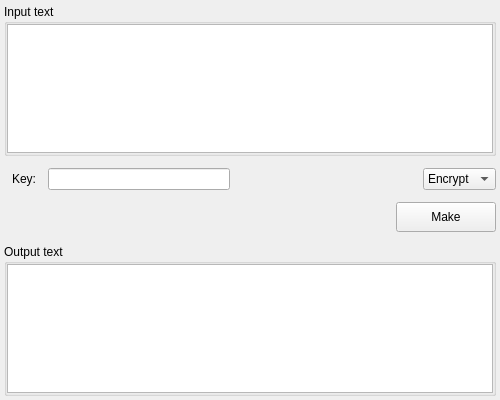
Old version of the form app/gui/symmetric/richelieu/richelieu.ui in the repository vasilypht/crypto-methods.
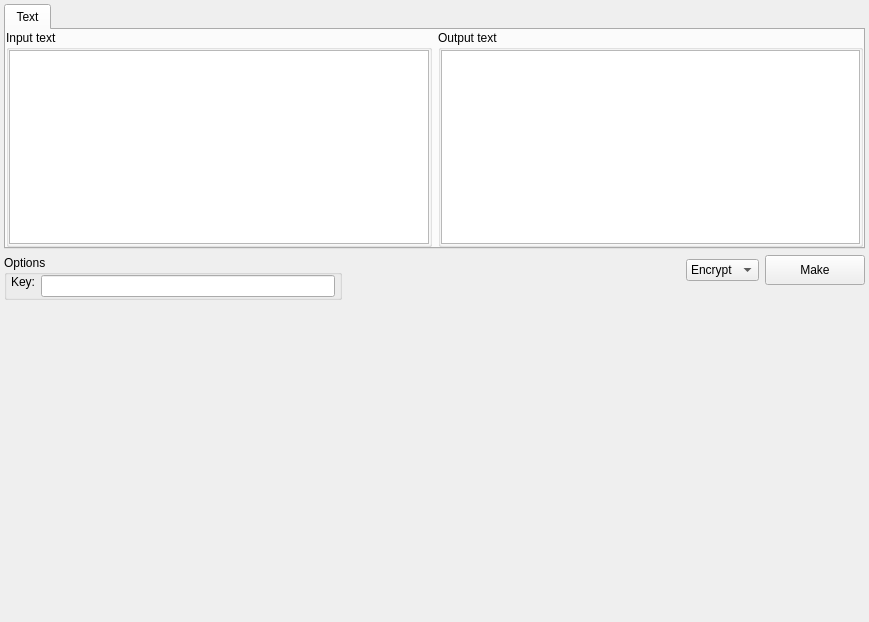
New version of the form.

Commit message: (Richelieu) Module redesign. Design in the form of a class, as well as a redesign of the widget

```diff
--- a/app/gui/symmetric/richelieu/richelieu.ui
+++ b/app/gui/symmetric/richelieu/richelieu.ui
@@ -6,17 +6,14 @@
    <rect>
     <x>0</x>
     <y>0</y>
-    <width>500</width>
-    <height>400</height>
+    <width>869</width>
+    <height>622</height>
    </rect>
   </property>
   <property name="windowTitle">
    <string>Form</string>
   </property>
-  <layout class="QVBoxLayout" name="verticalLayout">
-   <property name="spacing">
-    <number>12</number>
-   </property>
+  <layout class="QVBoxLayout" name="verticalLayout_4">
    <property name="leftMargin">
     <number>4</number>
    </property>
@@ -28,6 +25,31 @@
    </property>
    <property name="bottomMargin">
     <number>4</number>
+   </property>
+   <item>
+    <widget class="QTabWidget" name="tab_widget">
+     <property name="maximumSize">
+      <size>
+       <width>16777215</width>
+       <height>400</height>
+      </size>
+     </property>
+     <widget class="QWidget" name="tab_text">
+      <attribute name="title">
+       <string>Text</string>
+      </attribute>
+      <layout class="QHBoxLayout" name="horizontalLayout">
+       <property name="leftMargin">
+        <number>0</number>
+       </property>
+       <property name="topMargin">
+        <number>0</number>
+       </property>
+       <property name="rightMargin">
+        <number>0</number>
+       </property>
+       <property name="bottomMargin">
+        <number>0</number>
    </property>
    <item>
     <widget class="QGroupBox" name="group_box_input">
@@ -57,14 +79,86 @@
     </widget>
    </item>
    <item>
-    <layout class="QHBoxLayout" name="horizontal_layout_3">
+        <widget class="QGroupBox" name="group_box_output">
+         <property name="title">
+          <string>Output text</string>
+         </property>
+         <layout class="QVBoxLayout" name="verticalLayout_18">
      <property name="spacing">
-      <number>12</number>
+           <number>0</number>
      </property>
      <property name="leftMargin">
-      <number>8</number>
-     </property>
+           <number>0</number>
+          </property>
+          <property name="topMargin">
+           <number>0</number>
+          </property>
+          <property name="rightMargin">
+           <number>0</number>
+          </property>
+          <property name="bottomMargin">
+           <number>0</number>
+          </property>
      <item>
+           <widget class="QTextEdit" name="text_edit_output">
+            <property name="sizePolicy">
+             <sizepolicy hsizetype="Expanding" vsizetype="Expanding">
+              <horstretch>0</horstretch>
+              <verstretch>0</verstretch>
+             </sizepolicy>
+            </property>
+            <property name="readOnly">
+             <bool>true</bool>
+            </property>
+           </widget>
+          </item>
+         </layout>
+        </widget>
+       </item>
+      </layout>
+     </widget>
+    </widget>
+   </item>
+   <item>
+    <layout class="QHBoxLayout" name="horizontal_layout_1">
+     <item>
+      <layout class="QVBoxLayout" name="vertical_layout_1">
+       <item>
+        <widget class="QGroupBox" name="group_box_options">
+         <property name="maximumSize">
+          <size>
+           <width>400</width>
+           <height>16777215</height>
+          </size>
+         </property>
+         <property name="title">
+          <string>Options</string>
+         </property>
+         <layout class="QVBoxLayout" name="verticalLayout">
+          <property name="leftMargin">
+           <number>0</number>
+          </property>
+          <property name="topMargin">
+           <number>0</number>
+          </property>
+          <property name="rightMargin">
+           <number>0</number>
+          </property>
+          <property name="bottomMargin">
+           <number>0</number>
+          </property>
+          <item>
+           <layout class="QFormLayout" name="form_layout_options">
+            <property name="fieldGrowthPolicy">
+             <enum>QFormLayout::ExpandingFieldsGrow</enum>
+            </property>
+            <property name="leftMargin">
+             <number>4</number>
+            </property>
+            <property name="rightMargin">
+             <number>4</number>
+            </property>
+            <item row="0" column="0">
       <widget class="QLabel" name="label_key">
        <property name="sizePolicy">
         <sizepolicy hsizetype="Fixed" vsizetype="Fixed">
@@ -77,15 +171,41 @@
        </property>
       </widget>
      </item>
-     <item>
+            <item row="0" column="1">
       <widget class="QLineEdit" name="line_edit_key">
+              <property name="maximumSize">
+               <size>
+                <width>16777215</width>
+                <height>16777215</height>
+               </size>
+              </property>
        <property name="clearButtonEnabled">
         <bool>false</bool>
        </property>
       </widget>
      </item>
+           </layout>
+          </item>
+         </layout>
+        </widget>
+       </item>
      <item>
-      <spacer name="horizontal_spacer_3">
+        <spacer name="vertical_spacer_1">
+         <property name="orientation">
+          <enum>Qt::Vertical</enum>
+         </property>
+         <property name="sizeHint" stdset="0">
+          <size>
+           <width>20</width>
+           <height>40</height>
+          </size>
+         </property>
+        </spacer>
+       </item>
+      </layout>
+     </item>
+     <item>
+      <spacer name="horizontal_spacer_1">
        <property name="orientation">
         <enum>Qt::Horizontal</enum>
        </property>
@@ -97,6 +217,10 @@
        </property>
       </spacer>
      </item>
+     <item>
+      <layout class="QVBoxLayout" name="vertical_layout_2">
+       <item>
+        <layout class="QHBoxLayout" name="horizontal_layout_2">
      <item>
       <widget class="QComboBox" name="combo_box_mode">
        <property name="sizePolicy">
@@ -117,32 +241,6 @@
        </item>
       </widget>
      </item>
-    </layout>
-   </item>
-   <item>
-    <layout class="QHBoxLayout" name="horizontal_layout_2">
-     <property name="spacing">
-      <number>12</number>
-     </property>
-     <property name="leftMargin">
-      <number>8</number>
-     </property>
-     <property name="topMargin">
-      <number>0</number>
-     </property>
-     <item>
-      <spacer name="horizontal_spacer_2">
-       <property name="orientation">
-        <enum>Qt::Horizontal</enum>
-       </property>
-       <property name="sizeHint" stdset="0">
-        <size>
-         <width>40</width>
-         <height>20</height>
-        </size>
-       </property>
-      </spacer>
-     </item>
      <item>
       <widget class="QPushButton" name="button_make">
        <property name="sizePolicy">
@@ -165,41 +263,34 @@
     </layout>
    </item>
    <item>
-    <widget class="QGroupBox" name="group_box_output">
-     <property name="title">
-      <string>Output text</string>
-     </property>
-     <layout class="QVBoxLayout" name="verticalLayout_18">
-      <property name="spacing">
-       <number>0</number>
-      </property>
-      <property name="leftMargin">
-       <number>0</number>
-      </property>
-      <property name="topMargin">
-       <number>0</number>
-      </property>
-      <property name="rightMargin">
-       <number>0</number>
-      </property>
-      <property name="bottomMargin">
-       <number>0</number>
-      </property>
+        <spacer name="vertical_spacer_2">
+         <property name="orientation">
+          <enum>Qt::Vertical</enum>
+         </property>
+         <property name="sizeHint" stdset="0">
+          <size>
+           <width>20</width>
+           <height>40</height>
+          </size>
+         </property>
+        </spacer>
+       </item>
+      </layout>
+     </item>
+    </layout>
+   </item>
       <item>
-       <widget class="QTextEdit" name="text_edit_output">
-        <property name="sizePolicy">
-         <sizepolicy hsizetype="Expanding" vsizetype="Expanding">
-          <horstretch>0</horstretch>
-          <verstretch>0</verstretch>
-         </sizepolicy>
-        </property>
-        <property name="readOnly">
-         <bool>true</bool>
-        </property>
-       </widget>
-      </item>
-     </layout>
-    </widget>
+    <spacer name="vertical_spacer_3">
+     <property name="orientation">
+      <enum>Qt::Vertical</enum>
+     </property>
+     <property name="sizeHint" stdset="0">
+      <size>
+       <width>20</width>
+       <height>169</height>
+      </size>
+     </property>
+    </spacer>
    </item>
   </layout>
  </widget>
```
Left out of the diff: 4 changed lines with no effect on the pictures. Lines whose indentation alone changed are shown as unchanged. The commit also changes 3 other files.
